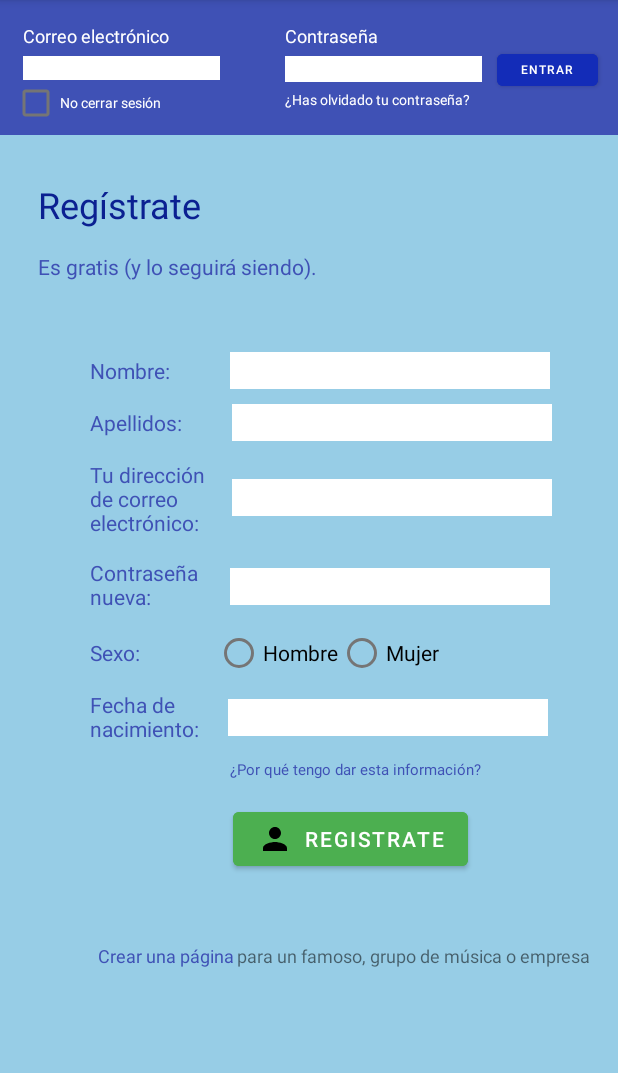
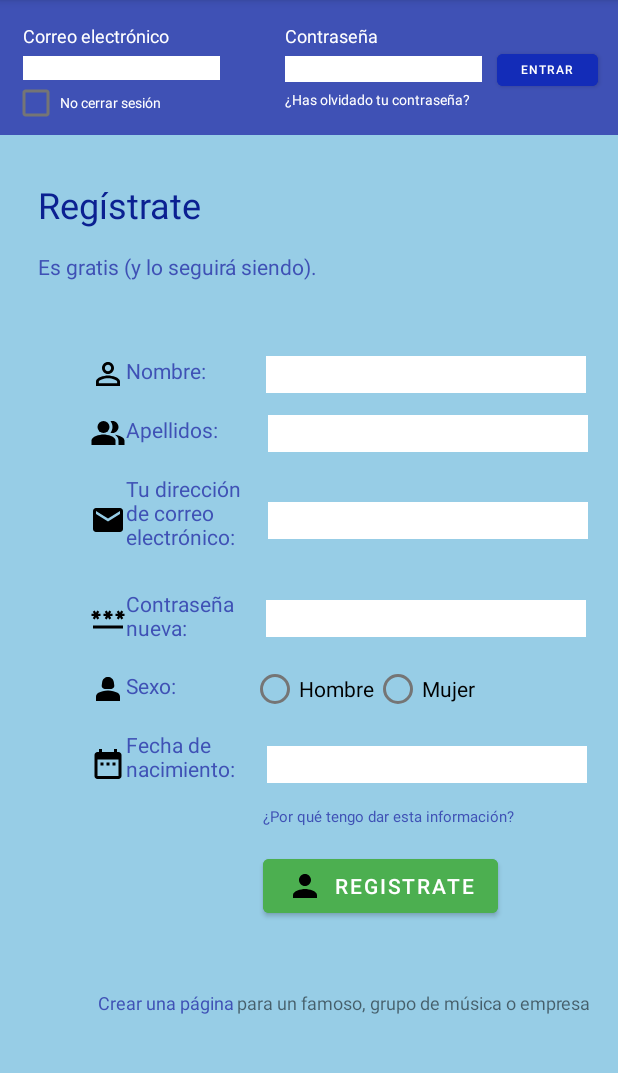
Before and after one commit to UnUrbiSalvaje/DAM_UC3_JhonAntonyUrbisagasteguiHuamani, an Android app: the screen it shows after launch (MainActivity), on a phone screen of 412 x 824 dp, the part 84-1157 px from its top. Run offline under Robolectric (Android 15) with nearby library versions, the phone set to English and light mode, and no system bars.

Commit message:
UC3-Urbisagastegui-Parte2

```diff
--- /dev/null
+++ b/app/src/main/res/drawable/baseline_date_range_24.xml
@@ -0,0 +1,5 @@
+<vector android:height="24dp" android:tint="#000000"
+    android:viewportHeight="24" android:viewportWidth="24"
+    android:width="24dp" xmlns:android="http://schemas.android.com/apk/res/android">
+    <path android:fillColor="@android:color/white" android:pathData="M9,11L7,11v2h2v-2zM13,11h-2v2h2v-2zM17,11h-2v2h2v-2zM19,4h-1L18,2h-2v2L8,4L8,2L6,2v2L5,4c-1.11,0 -1.99,0.9 -1.99,2L3,20c0,1.1 0.89,2 2,2h14c1.1,0 2,-0.9 2,-2L21,6c0,-1.1 -0.9,-2 -2,-2zM19,20L5,20L5,9h14v11z"/>
+</vector>
--- /dev/null
+++ b/app/src/main/res/drawable/baseline_email_24.xml
@@ -0,0 +1,5 @@
+<vector android:height="24dp" android:tint="#000000"
+    android:viewportHeight="24" android:viewportWidth="24"
+    android:width="24dp" xmlns:android="http://schemas.android.com/apk/res/android">
+    <path android:fillColor="@android:color/white" android:pathData="M20,4L4,4c-1.1,0 -1.99,0.9 -1.99,2L2,18c0,1.1 0.9,2 2,2h16c1.1,0 2,-0.9 2,-2L22,6c0,-1.1 -0.9,-2 -2,-2zM20,8l-8,5 -8,-5L4,6l8,5 8,-5v2z"/>
+</vector>
--- /dev/null
+++ b/app/src/main/res/drawable/baseline_password_24.xml
@@ -0,0 +1,5 @@
+<vector android:height="24dp" android:tint="#000000"
+    android:viewportHeight="24" android:viewportWidth="24"
+    android:width="24dp" xmlns:android="http://schemas.android.com/apk/res/android">
+    <path android:fillColor="@android:color/white" android:pathData="M2,17h20v2H2V17zM3.15,12.95L4,11.47l0.85,1.48l1.3,-0.75L5.3,10.72H7v-1.5H5.3l0.85,-1.47L4.85,7L4,8.47L3.15,7l-1.3,0.75L2.7,9.22H1v1.5h1.7L1.85,12.2L3.15,12.95zM9.85,12.2l1.3,0.75L12,11.47l0.85,1.48l1.3,-0.75l-0.85,-1.48H15v-1.5h-1.7l0.85,-1.47L12.85,7L12,8.47L11.15,7l-1.3,0.75l0.85,1.47H9v1.5h1.7L9.85,12.2zM23,9.22h-1.7l0.85,-1.47L20.85,7L20,8.47L19.15,7l-1.3,0.75l0.85,1.47H17v1.5h1.7l-0.85,1.48l1.3,0.75L20,11.47l0.85,1.48l1.3,-0.75l-0.85,-1.48H23V9.22z"/>
+</vector>
--- /dev/null
+++ b/app/src/main/res/drawable/baseline_people_alt_24.xml
@@ -0,0 +1,12 @@
+<vector android:height="24dp" android:tint="#000000"
+    android:viewportHeight="24" android:viewportWidth="24"
+    android:width="24dp" xmlns:android="http://schemas.android.com/apk/res/android">
+    <path android:fillColor="@android:color/white"
+        android:fillType="evenOdd" android:pathData="M16.67,13.13C18.04,14.06 19,15.32 19,17v3h4v-3C23,14.82 19.43,13.53 16.67,13.13z"/>
+    <path android:fillColor="@android:color/white"
+        android:fillType="evenOdd" android:pathData="M9,8m-4,0a4,4 0,1 1,8 0a4,4 0,1 1,-8 0"/>
+    <path android:fillColor="@android:color/white"
+        android:fillType="evenOdd" android:pathData="M15,12c2.21,0 4,-1.79 4,-4c0,-2.21 -1.79,-4 -4,-4c-0.47,0 -0.91,0.1 -1.33,0.24C14.5,5.27 15,6.58 15,8s-0.5,2.73 -1.33,3.76C14.09,11.9 14.53,12 15,12z"/>
+    <path android:fillColor="@android:color/white"
+        android:fillType="evenOdd" android:pathData="M9,13c-2.67,0 -8,1.34 -8,4v3h16v-3C17,14.34 11.67,13 9,13z"/>
+</vector>
--- /dev/null
+++ b/app/src/main/res/drawable/baseline_person_2_24.xml
@@ -0,0 +1,6 @@
+<vector android:height="24dp" android:tint="#000000"
+    android:viewportHeight="24" android:viewportWidth="24"
+    android:width="24dp" xmlns:android="http://schemas.android.com/apk/res/android">
+    <path android:fillColor="@android:color/white" android:pathData="M18.39,14.56C16.71,13.7 14.53,13 12,13c-2.53,0 -4.71,0.7 -6.39,1.56C4.61,15.07 4,16.1 4,17.22V20h16v-2.78C20,16.1 19.39,15.07 18.39,14.56z"/>
+    <path android:fillColor="@android:color/white" android:pathData="M9.78,12h4.44c1.21,0 2.14,-1.06 1.98,-2.26l-0.32,-2.45C15.57,5.39 13.92,4 12,4S8.43,5.39 8.12,7.29L7.8,9.74C7.64,10.94 8.57,12 9.78,12z"/>
+</vector>
--- /dev/null
+++ b/app/src/main/res/drawable/baseline_person_outline_24.xml
@@ -0,0 +1,5 @@
+<vector android:height="24dp" android:tint="#000000"
+    android:viewportHeight="24" android:viewportWidth="24"
+    android:width="24dp" xmlns:android="http://schemas.android.com/apk/res/android">
+    <path android:fillColor="@android:color/white" android:pathData="M12,5.9c1.16,0 2.1,0.94 2.1,2.1s-0.94,2.1 -2.1,2.1S9.9,9.16 9.9,8s0.94,-2.1 2.1,-2.1m0,9c2.97,0 6.1,1.46 6.1,2.1v1.1L5.9,18.1L5.9,17c0,-0.64 3.13,-2.1 6.1,-2.1M12,4C9.79,4 8,5.79 8,8s1.79,4 4,4 4,-1.79 4,-4 -1.79,-4 -4,-4zM12,13c-2.67,0 -8,1.34 -8,4v3h16v-3c0,-2.66 -5.33,-4 -8,-4z"/>
+</vector>
--- a/app/src/main/res/layout/activity_main.xml
+++ b/app/src/main/res/layout/activity_main.xml
@@ -150,7 +150,7 @@
             android:id="@+id/btnRegistrarte"
             android:layout_width="wrap_content"
             android:layout_height="wrap_content"
-            android:layout_marginStart="155dp"
+            android:layout_marginStart="175dp"
             android:layout_marginTop="15dp"
             android:backgroundTint="#4CAF50"
             android:drawableLeft="@drawable/baseline_person_24"
@@ -162,7 +162,7 @@
             android:id="@+id/textViewinfo"
             android:layout_width="wrap_content"
             android:layout_height="wrap_content"
-            android:layout_marginStart="153dp"
+            android:layout_marginStart="175dp"
             android:layout_marginTop="15dp"
             android:text="@string/textViewInfo"
             android:textColor="#3F51B5"
@@ -290,6 +290,7 @@
             android:layout_height="wrap_content"
             android:layout_marginStart="60dp"
             android:layout_marginTop="50dp"
+            android:drawableLeft="@drawable/baseline_person_outline_24"
             android:text="@string/textviewNom"
             android:textColor="#3F51B5"
             app:layout_constraintStart_toStartOf="parent"
@@ -301,6 +302,7 @@
             android:layout_height="wrap_content"
             android:layout_marginStart="60dp"
             android:layout_marginTop="15dp"
+            android:drawableLeft="@drawable/baseline_people_alt_24"
             android:text="@string/textviewApellido"
             android:textColor="#3F51B5"
             app:layout_constraintStart_toStartOf="parent"
@@ -308,10 +310,11 @@
 
         <TextView
             android:id="@+id/textViewNewCorreo"
-            android:layout_width="79dp"
-            android:layout_height="50dp"
+            android:layout_width="103dp"
+            android:layout_height="61dp"
             android:layout_marginStart="60dp"
             android:layout_marginTop="15dp"
+            android:drawableLeft="@drawable/baseline_email_24"
             android:text="@string/textViewNewCorreo"
             android:textColor="#3F51B5"
             app:layout_constraintStart_toStartOf="parent"
@@ -319,10 +322,11 @@
 
         <TextView
             android:id="@+id/textViewNewContra"
-            android:layout_width="77dp"
-            android:layout_height="38dp"
+            android:layout_width="101dp"
+            android:layout_height="39dp"
             android:layout_marginStart="60dp"
             android:layout_marginTop="15dp"
+            android:drawableLeft="@drawable/baseline_password_24"
             android:text="@string/textViewContraseñaNew"
             android:textColor="#3F51B5"
             app:layout_constraintStart_toStartOf="parent"
@@ -334,6 +338,7 @@
             android:layout_height="wrap_content"
             android:layout_marginStart="60dp"
             android:layout_marginTop="15dp"
+            android:drawableLeft="@drawable/baseline_person_2_24"
             android:text="@string/textViewSexo"
             android:textColor="#3F51B5"
             app:layout_constraintStart_toStartOf="parent"
@@ -341,10 +346,11 @@
 
         <TextView
             android:id="@+id/textViewFechaNac"
-            android:layout_width="76dp"
-            android:layout_height="36dp"
+            android:layout_width="102dp"
+            android:layout_height="45dp"
             android:layout_marginStart="60dp"
             android:layout_marginTop="15dp"
+            android:drawableLeft="@drawable/baseline_date_range_24"
             android:text="@string/textViewFechaNac"
             android:textColor="#3F51B5"
             app:layout_constraintStart_toStartOf="parent"
```
